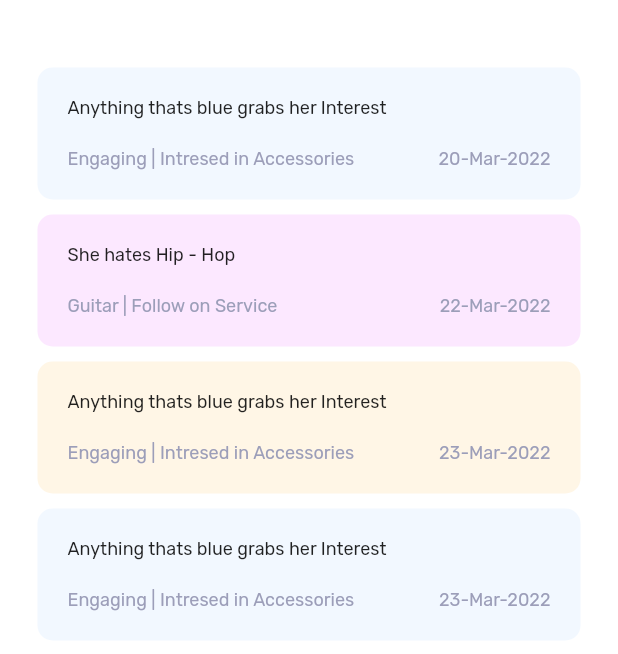
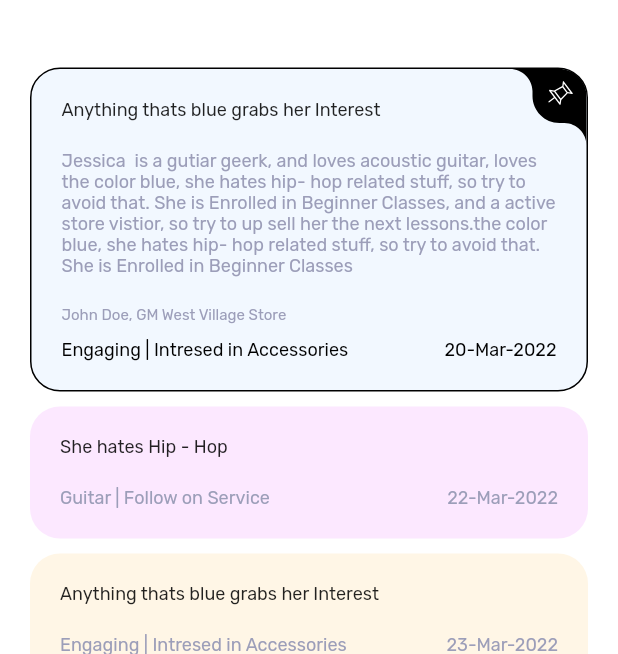
Before and after one commit to Elemenopeee/salesforce_spo_2, a Flutter app: the ClientLandingScreen screen opened directly, tab 4 chosen, on a phone screen of 412 x 824 dp, the part 582-1236 px from its top. Run offline on Flutter 3.47's test engine with Material 2 defaults, Android fonts, the phone set to English and light mode, and no system bars; drawn by our look-alikes of fl_chart, flutter_slidable; our stand-ins replace easy_debounce, flutter_svg, shared_preferences; missing offline and left inert: azure_ad_authentication, r_dotted_line_border; accounts and stored records are empty; project files that could hold a hidden picture were left out.

Commit message:
Notes with pinned added, Slide action for notes added, banners changes done

```diff
--- a/lib/common_widgets/note.dart
+++ b/lib/common_widgets/note.dart
@@ -1,5 +1,8 @@
 import 'package:flutter/material.dart';
+import 'package:flutter_slidable/flutter_slidable.dart';
+import 'package:flutter_svg/svg.dart';
 import 'package:salesforce_spo/design_system/primitives/color_system.dart';
+import 'package:salesforce_spo/design_system/primitives/icon_system.dart';
 import 'package:salesforce_spo/design_system/primitives/padding_system.dart';
 import 'package:salesforce_spo/design_system/primitives/size_system.dart';
 
@@ -24,14 +27,28 @@ class NoteWidget extends StatelessWidget {
 
   @override
   Widget build(BuildContext context) {
-    return Container(
+    return Slidable(
+      key: ValueKey(note),
+      enabled: !pinned,
+      startActionPane: ActionPane(
+        // A motion is a widget used to control how the pane animates.
+        motion: const ScrollMotion(),
+
+        // A pane can dismiss the Slidable.
+        dismissible: DismissiblePane(onDismissed: () {}),
+        children: const [],
+      ),
+      child: Container(
         margin: const EdgeInsets.symmetric(
             vertical: PaddingSystem.padding5,
-          horizontal: PaddingSystem.padding15),
-      padding: const EdgeInsets.all(PaddingSystem.padding20),
+            horizontal: PaddingSystem.padding10),
         decoration: BoxDecoration(
             color: bgColor,
-          borderRadius: BorderRadius.circular(SizeSystem.size10)),
+            border: !pinned ? null : Border.all(color: ColorSystem.black),
+            borderRadius: BorderRadius.circular(SizeSystem.size20)),
+        child: Stack(children: [
+          Container(
+            padding: const EdgeInsets.all(PaddingSystem.padding20),
             child: Column(
               crossAxisAlignment: CrossAxisAlignment.start,
               children: [
@@ -43,13 +60,42 @@ class NoteWidget extends StatelessWidget {
                 const SizedBox(
                   height: SizeSystem.size20,
                 ),
+                Visibility(
+                  visible: pinned,
+                  child: Column(
+                      crossAxisAlignment: CrossAxisAlignment.start,
+                      children: const [
+                        Text(
+                          'Jessica  is a gutiar geerk, and loves acoustic guitar, loves the color blue, she hates hip- hop related stuff, so try to avoid that. She is Enrolled in Beginner Classes, and a active store vistior, so try to up sell her the next lessons.the color blue, she hates hip- hop related stuff, so try to avoid that. She is Enrolled in Beginner Classes',
+                          style: TextStyle(
+                              fontSize: SizeSystem.size12,
+                              color: ColorSystem.secondary,
+                              fontFamily: kRubik),
+                        ),
+                        SizedBox(
+                          height: SizeSystem.size20,
+                        ),
+                        Text(
+                          'John Doe, GM West Village Store',
+                          style: TextStyle(
+                              fontSize: SizeSystem.size10,
+                              color: ColorSystem.secondary,
+                              fontFamily: kRubik),
+                        ),
+                        SizedBox(
+                          height: SizeSystem.size10,
+                        ),
+                      ]),
+                ),
                 Row(
                   mainAxisAlignment: MainAxisAlignment.spaceBetween,
                   children: [
                     RichText(
                         text: TextSpan(
-                      style: const TextStyle(
-                          color: ColorSystem.secondary,
+                            style: TextStyle(
+                                color: pinned
+                                    ? ColorSystem.black
+                                    : ColorSystem.secondary,
                                 fontSize: SizeSystem.size12,
                                 fontFamily: kRubik),
                             children: [
@@ -59,8 +105,10 @@ class NoteWidget extends StatelessWidget {
                         ])),
                     Text(
                       date,
-                style: const TextStyle(
-                    color: ColorSystem.secondary,
+                      style: TextStyle(
+                          color: pinned
+                              ? ColorSystem.black
+                              : ColorSystem.secondary,
                           fontFamily: kRubik,
                           fontSize: SizeSystem.size12),
                     )
@@ -68,6 +116,54 @@ class NoteWidget extends StatelessWidget {
                 ),
               ],
             ),
+          ),
+          Visibility(
+            visible: pinned,
+            child: Positioned(
+                top: SizeSystem.size0,
+                right: SizeSystem.size0,
+                child: SvgPicture.asset(
+                  IconSystem.notePinBg,
+                  color: ColorSystem.black,
+                )),
+          ),
+          Visibility(
+            visible: pinned,
+            child: Positioned(
+                top: SizeSystem.size6,
+                right: SizeSystem.size8,
+                child: SvgPicture.asset(
+                  IconSystem.pin,
+                  color: ColorSystem.white,
+                )),
+          ),
+        ]),
+      ),
+      endActionPane: ActionPane(
+        // A motion is a widget used to control how the pane animates.
+        motion: const ScrollMotion(),
+
+        // A pane can dismiss the Slidable.
+        dismissible: DismissiblePane(onDismissed: () {}),
+
+        // All actions are defined in the children parameter.
+        children: [
+          Container(
+            margin: EdgeInsets.symmetric(horizontal: PaddingSystem.padding20),
+            child: IconButton(
+                onPressed: () {},
+                icon: SvgPicture.asset(
+                  IconSystem.trash,
+                  color: ColorSystem.black,
+                )),
+          ),
+          Container(
+            margin: EdgeInsets.symmetric(horizontal: PaddingSystem.padding20),
+            child: IconButton(
+                onPressed: () {}, icon: SvgPicture.asset(IconSystem.pinDark)),
+          ),
+        ],
+      ),
     );
   }
 }
--- a/lib/presentation/screens/tab_screens/notes_screen.dart
+++ b/lib/presentation/screens/tab_screens/notes_screen.dart
@@ -16,7 +16,7 @@ class NotesList extends StatelessWidget {
           tag1: 'Engaging',
           tag2: 'Intresed in Accessories',
           date: '20-Mar-2022',
-          expanded: false),
+          expanded: true),
       NoteModel(
           note: 'She hates Hip - Hop',
           tag1: 'Guitar',
```
Lines whose indentation alone changed are shown as unchanged.
